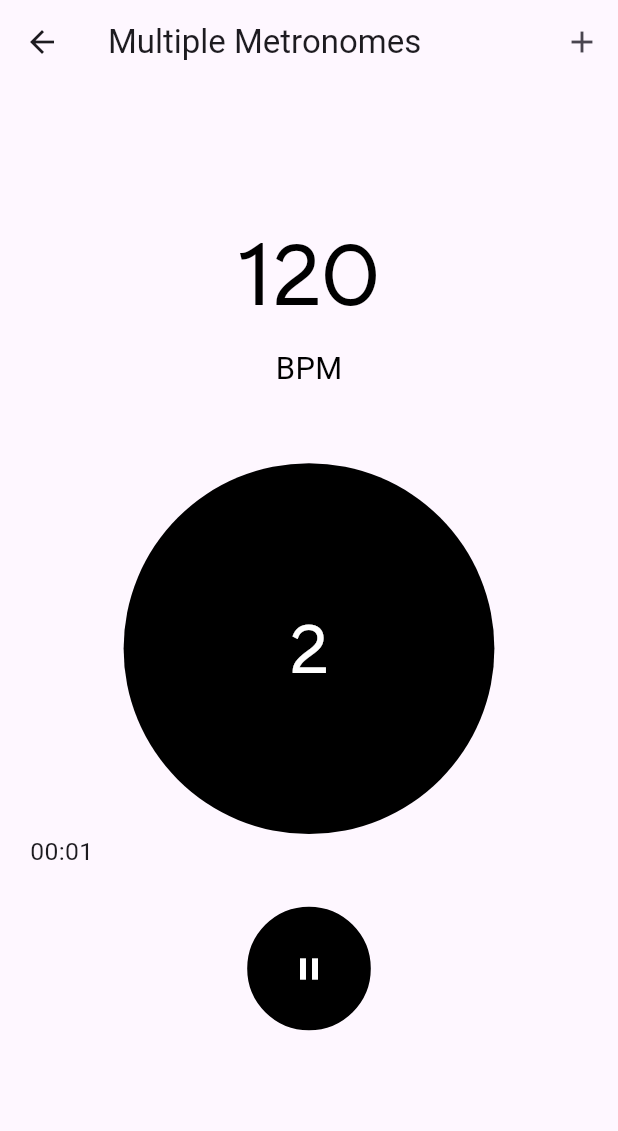
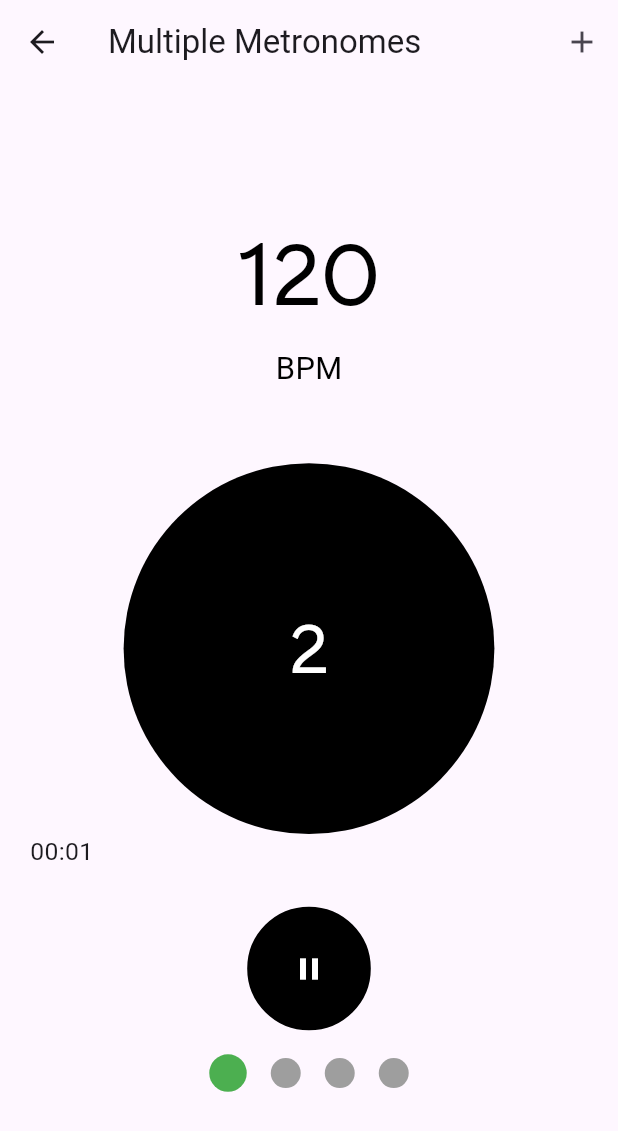
Before and after one commit to Samuel-MN0211/VibraSound-Ciclo-2, a Flutter app: the MultipleMetronomePage screen opened by its route, after a tap on the "play arrow" icon, on a phone screen of 412 x 824 dp. Shown: the top 1131 px of the screen. Run offline on Flutter 3.47's test engine with Material 3 defaults, Android fonts, the phone set to English and light mode, and no system bars; our stand-ins replace audioplayers, fluttertoast, vibration; missing offline and left inert: torch_controller.

Commit message:
feat: feedback visual do progresso do compasso

```diff
--- a/lib/Widgets/bpm_scheduler.dart
+++ b/lib/Widgets/bpm_scheduler.dart
@@ -1,5 +1,3 @@
-import 'dart:ffi';
-
 import 'package:flutter/material.dart';
 import 'package:metronomo_definitivo/Models/bpm_scheduler_model.dart';
 import 'package:provider/provider.dart';
@@ -119,8 +117,6 @@ class _BpmSchedulerState extends State<BpmScheduler> {
                 const SizedBox(height: 30,),
                         ],
                     ),
-
-
     );
   }
 }
--- a/lib/Widgets/metronome_instance.dart
+++ b/lib/Widgets/metronome_instance.dart
@@ -1,6 +1,7 @@
 import 'package:flutter/material.dart';
 import 'package:metronomo_definitivo/Models/genre_selected_model.dart';
 import 'package:metronomo_definitivo/Models/is_playing_model.dart';
+import 'package:metronomo_definitivo/Widgets/ticks_compasso.dart';
 import 'package:provider/provider.dart';
 import 'package:torch_controller/torch_controller.dart';
 import 'dart:async';
@@ -30,7 +31,7 @@ class MetronomeInstanceState extends State<MetronomeInstance> {
   bool _isTorchOn = false;
   bool _isVibrating = true;
   Timer? _clickTimer;
-  int _currentTick = 0;
+  //int _currentTick = 0;
   int _currentCycle = 0;
   int _currentBeat = 0;
   int timerRunning = 0;
@@ -77,7 +78,7 @@ class MetronomeInstanceState extends State<MetronomeInstance> {
   }
 
   void _onTick() {
-    _currentTick++;
+    //_currentTick++;
     _currentBeat++;
 
     final beatsPerMeasure =
@@ -107,7 +108,7 @@ class MetronomeInstanceState extends State<MetronomeInstance> {
       }
     }
 
-    if (_currentTick % clicksPerBeat == 1) {
+    if (_currentBeat % clicksPerBeat == 1 || clicksPerBeat == 1) {
       _currentCycle++;
       _currentBeat = 1;
       vibrationDuration = (interval * 0.8).round();
@@ -175,7 +176,7 @@ class MetronomeInstanceState extends State<MetronomeInstance> {
     setState(() {
       if (isPlayingModel.isPlaying) {
         _metronome.stop();
-        _currentTick = 0;
+        _currentBeat = 0;
         _currentCycle = 0;
         timerRunning = 0;
         _timer?.cancel();
@@ -215,6 +216,8 @@ class MetronomeInstanceState extends State<MetronomeInstance> {
     final mediaQuery = MediaQuery.of(context);
     final double screenWidth = mediaQuery.size.width;
     final double screenHeight = mediaQuery.size.height;
+
+    int compasso = Provider.of<CompassoModel>(context).compasso;
 
     return SingleChildScrollView(
       child: Column(
@@ -348,6 +351,21 @@ class MetronomeInstanceState extends State<MetronomeInstance> {
                     ),
             ],
           ),
+            AnimatedSwitcher(
+            duration: const Duration(milliseconds: 300),
+            child: isPlaying
+              ? Row(
+              key: ValueKey<int>(compasso),
+              mainAxisAlignment: MainAxisAlignment.center,
+              children: List.generate(
+                compasso,
+                (index) => (index == (_currentCycle - 1) % compasso)
+                  ? const SmallCircle(isWorking: true)
+                  : const SmallCircle(isWorking: false),
+              ),
+              )
+              : const SizedBox.shrink(),
+            ),
         ],
       ),
     );
--- /dev/null
+++ b/lib/Widgets/ticks_compasso.dart
@@ -0,0 +1,43 @@
+import 'package:flutter/material.dart';
+
+class SmallCircle extends StatelessWidget {
+
+  final bool isWorking;
+
+  const SmallCircle({Key? key, required this.isWorking}) : super(key: key);
+
+  @override
+  Widget build(BuildContext context) {
+    return Row(
+      mainAxisAlignment: MainAxisAlignment.center,
+      children: [
+        Padding(
+          padding: const EdgeInsets.all(8.0), // Adiciona padding de 8 pixels em todos os lados
+          child: isWorking ? _workingCircle() : _standardCircle(),
+        ),
+      ],
+    );
+  }
+
+  Widget _standardCircle(){
+    return Container(
+      width: 20,
+      height: 20,
+      decoration: const BoxDecoration(
+        color: Colors.grey,
+        shape: BoxShape.circle,
+      ),
+    );
+  }
+
+  Widget _workingCircle(){
+    return Container(
+      width: 25,
+      height: 25,
+      decoration: const BoxDecoration(
+        color: Colors.green,
+        shape: BoxShape.circle,
+      ),
+    );
+  }
+}
```
Also changed, not shown: pubspec.lock, 1 other file.
